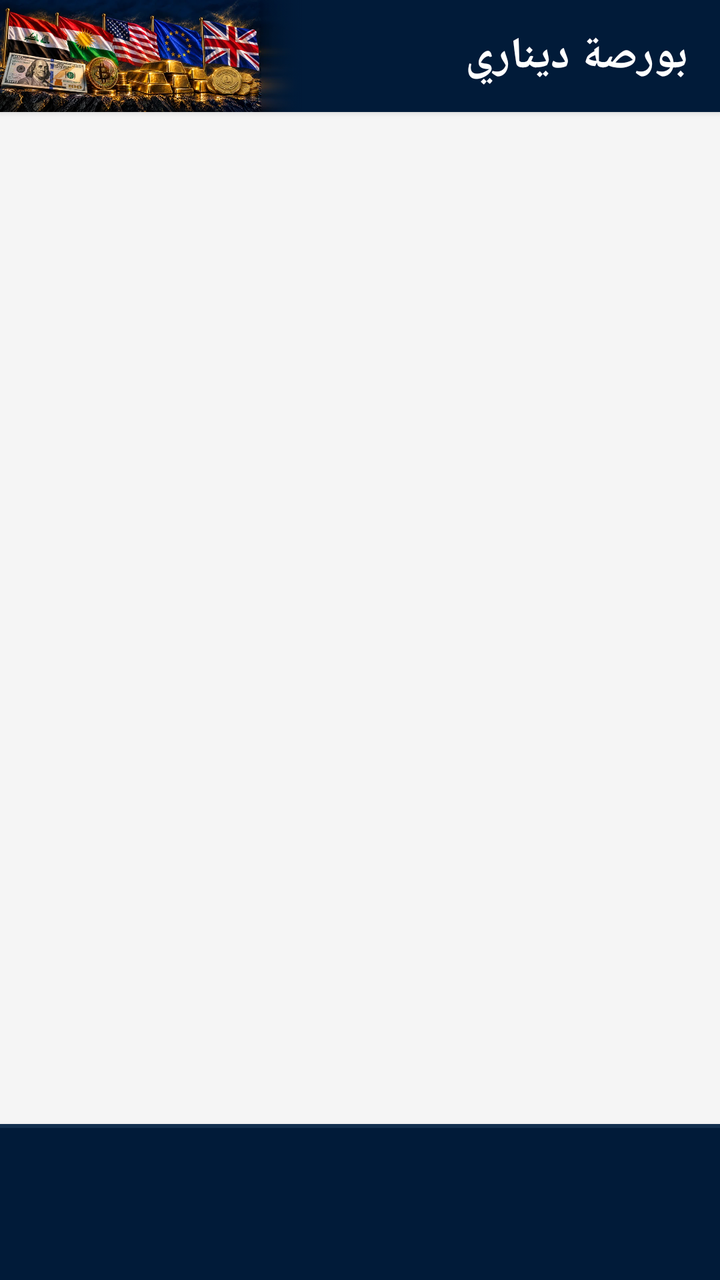
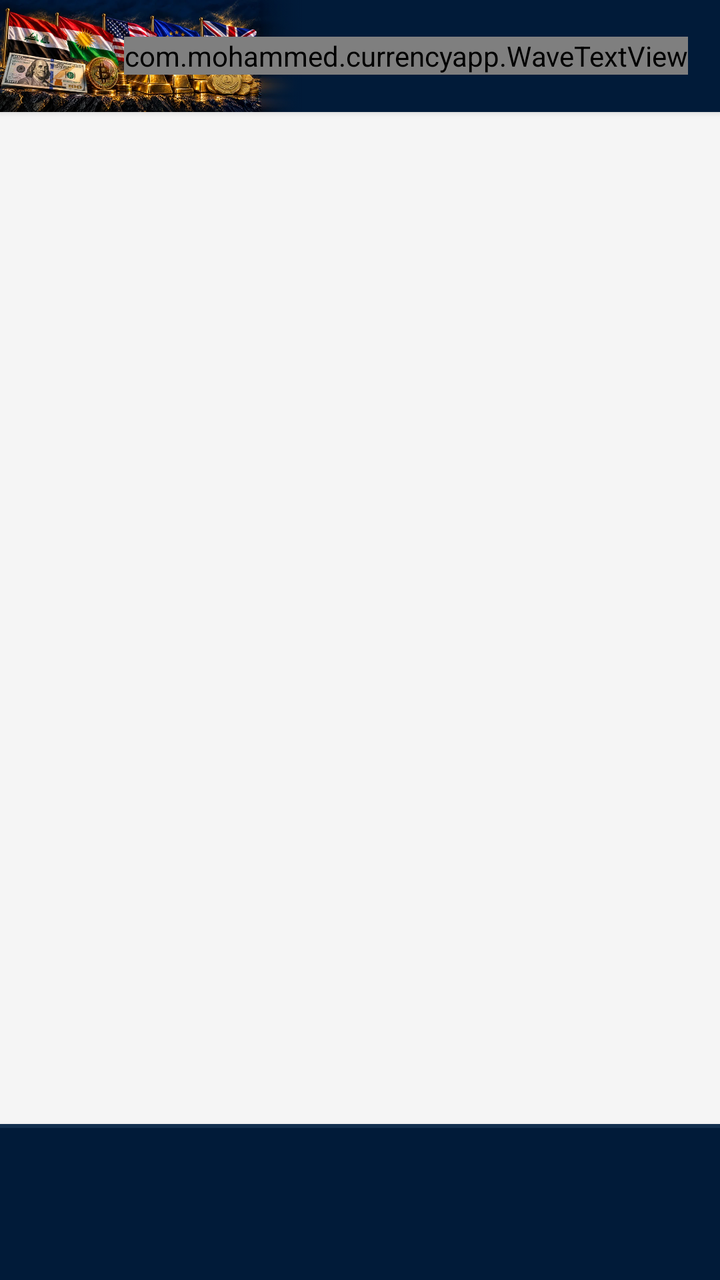

Compare the two renders of this Android layout. The source of the first and the diff that turns it into the second are given below.
<!-- AndroidManifest.xml: application theme Theme.CurrencyApp -->
<!-- res/layout/activity_main.xml -->
<?xml version="1.0" encoding="utf-8"?>
<LinearLayout xmlns:android="http://schemas.android.com/apk/res/android"
    xmlns:app="http://schemas.android.com/apk/res-auto"
    android:id="@+id/mainRoot"
    android:layout_width="match_parent"
    android:layout_height="match_parent"
    android:background="@color/background"
    android:clipChildren="false"
    android:orientation="vertical">

    
    <androidx.appcompat.widget.Toolbar
        android:id="@+id/toolbar"
        android:layout_width="match_parent"
        android:layout_height="56dp"
        android:background="@color/headerBlue"
        android:elevation="2dp"
        android:layoutDirection="ltr"
        app:contentInsetEnd="0dp"
        app:contentInsetStart="0dp"
        app:contentInsetLeft="0dp"
        app:contentInsetRight="0dp"
        app:contentInsetStartWithNavigation="0dp">

        <FrameLayout
            android:layout_width="match_parent"
            android:layout_height="match_parent">
            <ImageView
                android:contentDescription="@null"
                android:layout_width="wrap_content"
                android:layout_height="match_parent"
                android:layout_gravity="left"
                android:adjustViewBounds="true"
                android:scaleType="fitStart"
                android:src="@drawable/header_bg_image" />





            <TextView
                android:id="@+id/tvAppTitle"
                android:layout_width="wrap_content"
                android:layout_height="wrap_content"
                android:layout_gravity="right|center_vertical"
                android:layout_marginRight="16dp"
                android:ellipsize="end"
                android:fontFamily="@font/cairo_bold"
                android:maxLines="1"
                android:maxWidth="220dp"
                android:text="@string/app_name"
                android:textColor="@color/white"
                android:textSize="22sp"
                android:textStyle="bold" />
        </FrameLayout>
    </androidx.appcompat.widget.Toolbar>

    
    <com.google.android.material.progressindicator.LinearProgressIndicator
        android:id="@+id/mainProgress"
        android:layout_width="match_parent"
        android:layout_height="3dp"
        android:indeterminate="true"
        android:visibility="invisible"
        app:indicatorColor="#42A5F5"
        app:trackColor="@android:color/transparent"
        app:trackThickness="3dp" />

    <FrameLayout
        android:id="@+id/pageContainer"
        android:layout_width="match_parent"
        android:layout_height="0dp"
        android:layout_weight="1" />

    <View
        android:layout_width="match_parent"
        android:layout_height="2dp"
        android:background="#12304F" />

    <LinearLayout
        android:id="@+id/bottomNavigation"
        android:layout_width="match_parent"
        android:layout_height="76dp"
        android:background="@color/headerBlue"
        android:clipChildren="false"
        android:clipToPadding="false"
        android:elevation="10dp"
        android:gravity="center_vertical"
        android:orientation="horizontal"
        android:paddingHorizontal="4dp" />
</LinearLayout>
<!-- resources referenced by this layout -->
<resources>
  <color name="background">#F5F5F5</color>
  <color name="headerBlue">#011B39</color>
  <color name="white">#FFFFFF</color>
  <!-- drawable header_bg_image: webp bitmap (drawable-nodpi, 92794 bytes) -->
  <string name="app_name">بورصة ديناري</string>
  <style name="Theme.CurrencyApp" parent="Theme.MaterialComponents.DayNight.NoActionBar">
          <item name="colorPrimary">@color/cardWhite</item>
          <item name="android:windowBackground">@color/background</item>
          <item name="android:statusBarColor">@color/headerBlue</item>
          <item name="android:windowLightStatusBar">false</item>
      </style>
  <color name="cardWhite">#FFFFFF</color>
</resources>

<!-- the commit's change to res/layout/activity_main.xml (unified diff, before → after) -->
@@ -38,7 +38,7 @@
 
 
 
-            <TextView
+            <com.mohammed.currencyapp.WaveTextView
                 android:id="@+id/tvAppTitle"
                 android:layout_width="wrap_content"
                 android:layout_height="wrap_content"
@@ -54,17 +54,6 @@
                 android:textStyle="bold" />
         </FrameLayout>
     </androidx.appcompat.widget.Toolbar>
-
-    
-    <com.google.android.material.progressindicator.LinearProgressIndicator
-        android:id="@+id/mainProgress"
-        android:layout_width="match_parent"
-        android:layout_height="3dp"
-        android:indeterminate="true"
-        android:visibility="invisible"
-        app:indicatorColor="#42A5F5"
-        app:trackColor="@android:color/transparent"
-        app:trackThickness="3dp" />
 
     <FrameLayout
         android:id="@+id/pageContainer"
